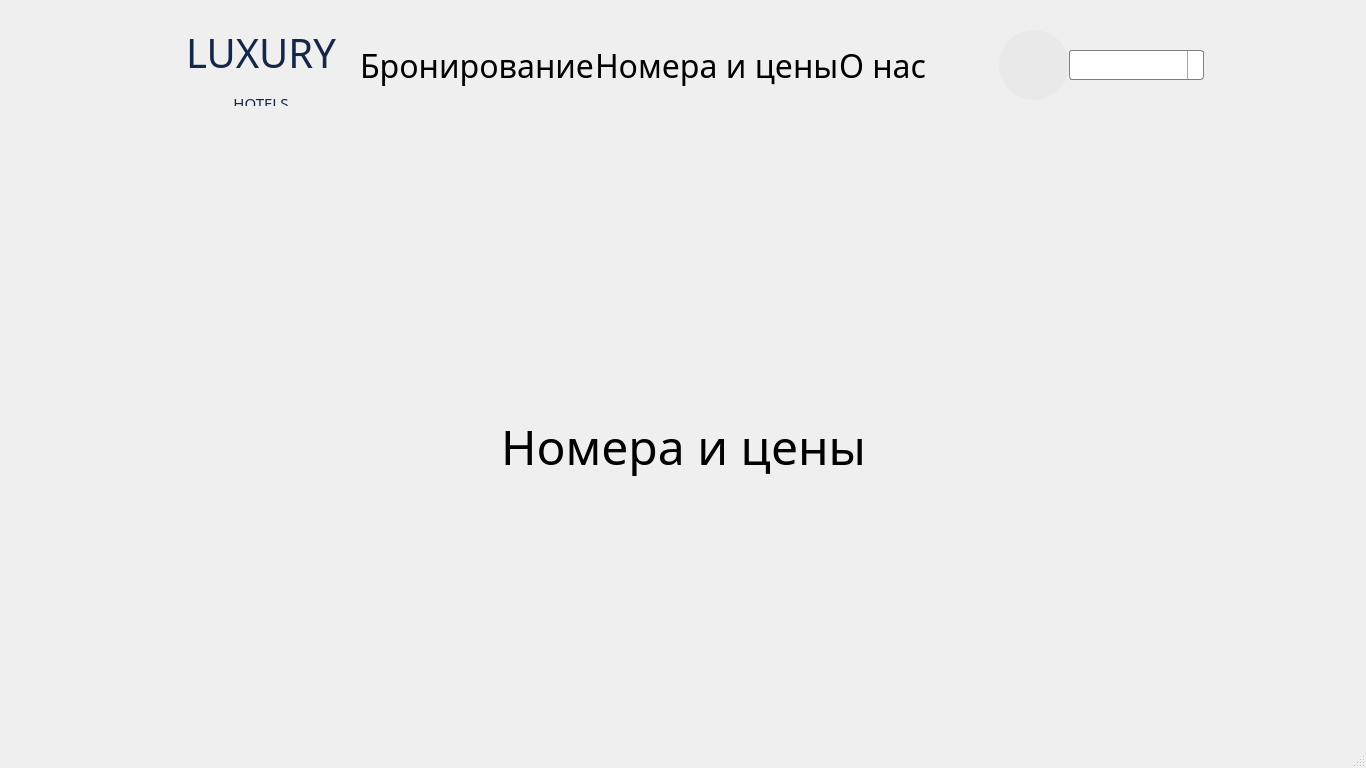
Qt form src/homepage.ui (Ruha24/HotelQt) before a commit.
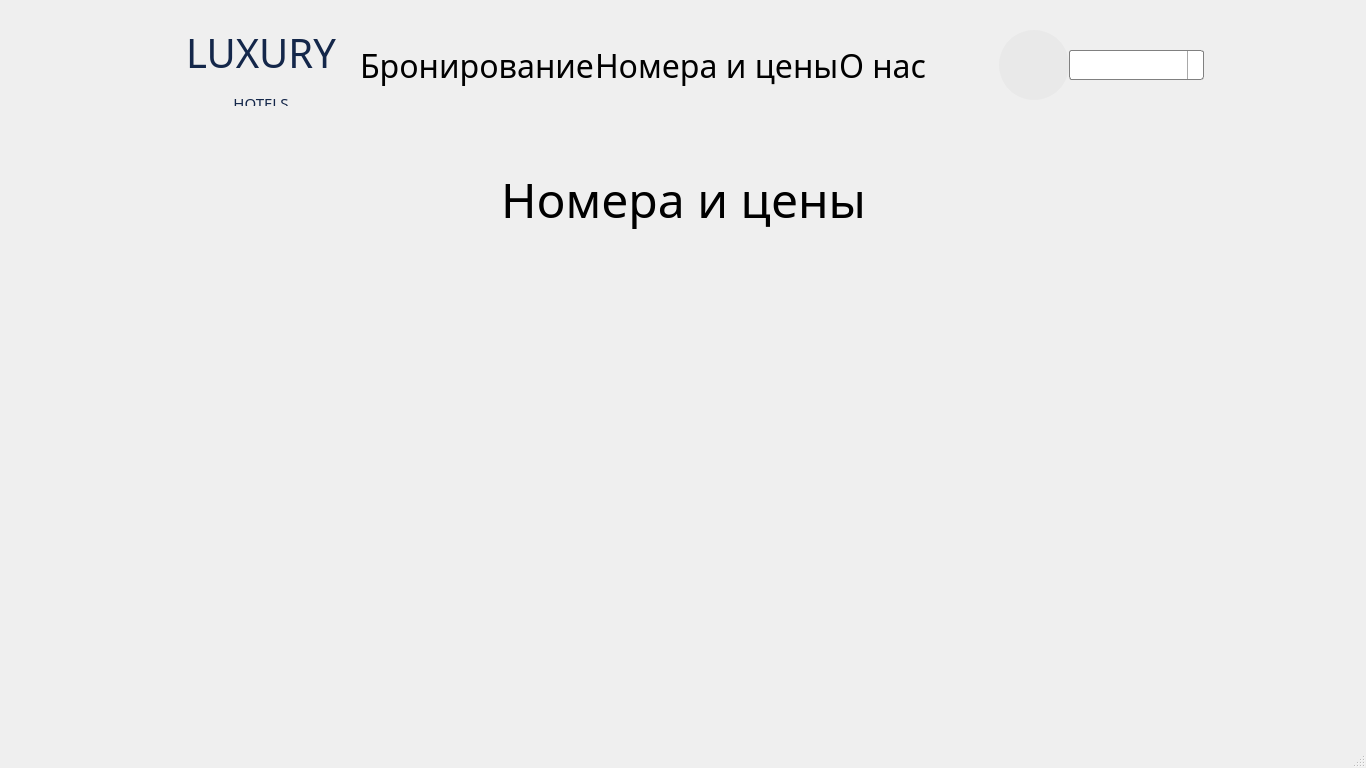
The same form after that commit. The open tabs and pages were chosen to show the change. Icons and pictures are not drawn.

```diff
--- a/src/homepage.ui
+++ b/src/homepage.ui
@@ -1955,6 +1955,22 @@
                 </item>
                </layout>
               </item>
+              <item>
+               <spacer name="verticalSpacer_11">
+                <property name="orientation">
+                 <enum>Qt::Vertical</enum>
+                </property>
+                <property name="sizeType">
+                 <enum>QSizePolicy::Fixed</enum>
+                </property>
+                <property name="sizeHint" stdset="0">
+                 <size>
+                  <width>20</width>
+                  <height>60</height>
+                 </size>
+                </property>
+               </spacer>
+              </item>
               <item>
                <layout class="QVBoxLayout" name="verticalLayout_4">
                 <property name="spacing">
@@ -1962,6 +1978,19 @@
                 </property>
                </layout>
               </item>
+              <item>
+               <spacer name="verticalSpacer_2">
+                <property name="orientation">
+                 <enum>Qt::Vertical</enum>
+                </property>
+                <property name="sizeHint" stdset="0">
+                 <size>
+                  <width>20</width>
+                  <height>40</height>
+                 </size>
+                </property>
+               </spacer>
+              </item>
              </layout>
             </item>
            </layout>
```
Left out of the diff: 4 changed lines with no effect on the pictures.
